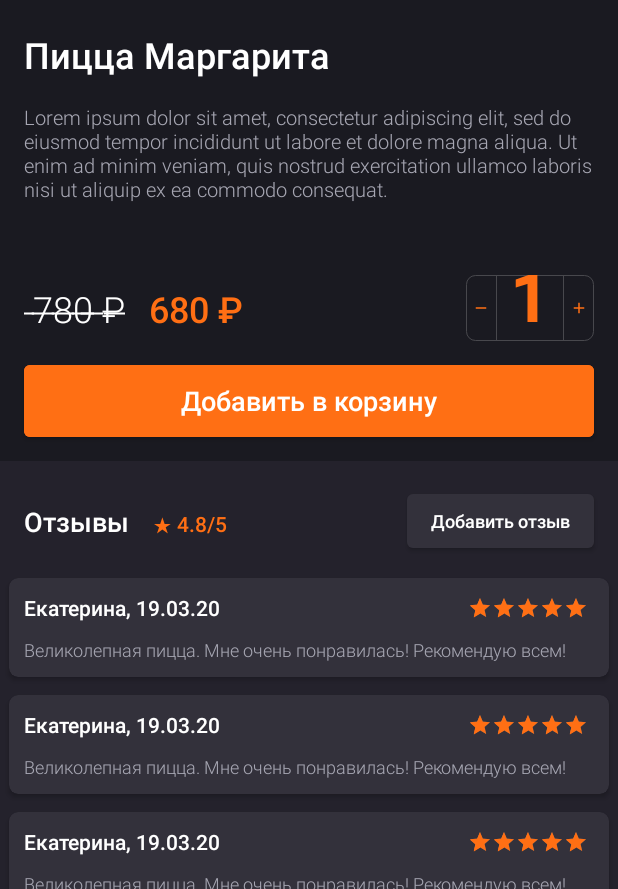
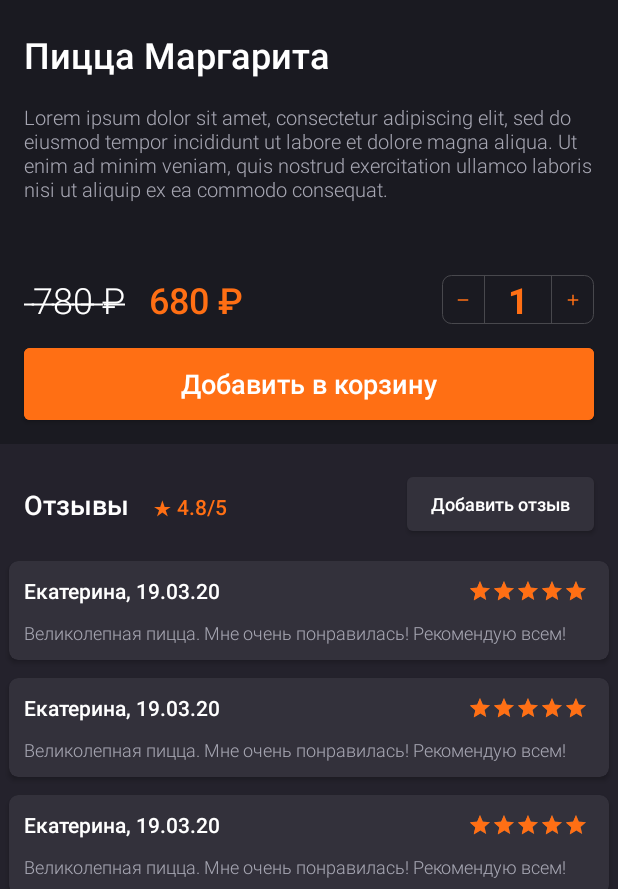
Before and after one commit to 5treetArt/SB-Delivery, an Android app: the layout fragment_dish.xml on its own in the app's theme, with its tools: preview values and no code run, on a phone screen of 412 x 824 dp, the part 347-1236 px from its top. Run offline under Robolectric (Android 15) with nearby library versions, the phone set to English and light mode, and no system bars.

Commit message:
fixed HorizontalNumberPicker

```diff
--- a/app/src/main/java/ru/skillbranch/sbdelivery/ui/custom/HorizontalNumberPicker.kt
+++ b/app/src/main/java/ru/skillbranch/sbdelivery/ui/custom/HorizontalNumberPicker.kt
@@ -7,9 +7,12 @@ import android.graphics.drawable.GradientDrawable
 import android.os.Parcel
 import android.os.Parcelable
 import android.util.AttributeSet
+import android.util.Log
 import android.util.TypedValue
 import android.view.inputmethod.EditorInfo
+import android.widget.EditText
 import android.widget.LinearLayout
+import androidx.annotation.CallSuper
 import androidx.annotation.ColorInt
 import androidx.annotation.DimenRes
 import androidx.annotation.DrawableRes
@@ -33,20 +36,15 @@ class HorizontalNumberPicker @JvmOverloads constructor(
     private var buttonTint = 0
     private var viewBackground: Drawable? = null
     private var borderWidth = -1f
+    private val defaultBorderWidth by lazy { getDimension(R.dimen.hnp_stroke_width).toInt() }
     private var borderColor = 0
+    private val defaultBorderColor by lazy { resources.getColor(android.R.color.darker_gray) }
     private var cornerRadius = 0f
-    private val defaultTextSize by lazy { resources.getDimension(R.dimen.hnp_def_text_size) }
-    private var textSize = 0f
-        get() {
-            field = et_value.textSize
-            return field
-        }
-        set(value) {
-            et_value.setTextSize(TypedValue.COMPLEX_UNIT_PT, value)
-            requestLayout()
-            field = value
-        }
-
+    private val defaultCornerRadius by lazy { getDimension(R.dimen.hnp_corner_radius) }
+    private var dividerWidth = -1f
+    private val defaultDividerWidth by lazy { getDimension(R.dimen.hnp_stroke_width).toInt() }
+    private var textSize = 0
+    private val defaultTextSize by lazy { resources.getDimensionPixelSize(R.dimen.hnp_def_text_size) }
     private var increment = 1
     private var minValue = Int.MIN_VALUE
     private var maxValue = Int.MAX_VALUE
@@ -80,10 +78,10 @@ class HorizontalNumberPicker @JvmOverloads constructor(
     }
 
     private fun defValues(context: Context) {
-        incIcon = context.resources.getDrawable(R.drawable.ic_chevron_right_black_24dp, context.theme)
-        decIcon = context.resources.getDrawable(R.drawable.ic_chevron_left_black_24dp, context.theme)
-        buttonTint = context.resources.getColor(android.R.color.transparent)
-        viewBackground = context.resources.getDrawable(R.color.color_primary, context.theme)
+        incIcon = resources.getDrawable(R.drawable.ic_chevron_right_black_24dp, context.theme)
+        decIcon = resources.getDrawable(R.drawable.ic_chevron_left_black_24dp, context.theme)
+        buttonTint = resources.getColor(android.R.color.transparent)
+        viewBackground = resources.getDrawable(R.color.color_primary, context.theme)
     }
 
     private fun applyAttributes(rawAttrs: AttributeSet?, defStyle: Int) {
@@ -95,7 +93,8 @@ class HorizontalNumberPicker @JvmOverloads constructor(
             buttonTint = a.getColor(R.styleable.HorizontalNumberPicker_hnp_buttonTint, 0)
             borderColor = a.getColor(R.styleable.HorizontalNumberPicker_hnp_borderColor, 0)
             borderWidth = a.getDimension(R.styleable.HorizontalNumberPicker_hnp_borderWidth, -1f)
-            textSize = a.getDimension(R.styleable.HorizontalNumberPicker_hnp_textSize, defaultTextSize)
+            dividerWidth = a.getDimension(R.styleable.HorizontalNumberPicker_hnp_dividerWidth, -1f)
+            textSize = a.getDimensionPixelSize(R.styleable.HorizontalNumberPicker_hnp_textSize, defaultTextSize)
             cornerRadius = a.getDimension(R.styleable.HorizontalNumberPicker_hnp_cornerRadius, -1f)
             value = a.getInt(R.styleable.HorizontalNumberPicker_hnp_value, 1)
             increment = a.getInt(R.styleable.HorizontalNumberPicker_hnp_increment, 1)
@@ -110,31 +109,15 @@ class HorizontalNumberPicker @JvmOverloads constructor(
     }
 
     private fun applyListeners() {
-        //btn_inc.setOnClickListener {
-        //    counterValue = et_value.text.toString().split(' ').first().toFloatOrNull() ?: counterValue
-        //    val old = counterValue
-        //    counterValue += incDecViewIncrement
-        //    context.hideKeyboard(et_value)
-        //    et_value.clearFocus()
-        //    refreshCounter()
-        //    onValueChangedListener?.onValueChange(this, old, counterValue)
-        //}
 
         btn_inc.setOnHoldListener(repeatIntervalMillis, 400L, {
             onValueChangedListener?.onValueChange(this, value)
+            et_value.clearFocus()
         }) { updateCounter(increment) }
 
-        //btn_dec.setOnClickListener {
-        //    counterValue = et_value.text.toString().split(' ').first().toFloatOrNull() ?: counterValue
-        //    val old = counterValue
-        //    counterValue -= incDecViewIncrement
-        //    context.hideKeyboard(et_value)
-        //    et_value.clearFocus()
-        //    refreshCounter()
-        //    onValueChangedListener?.onValueChange(this, old, counterValue)
-        //}
         btn_dec.setOnHoldListener(repeatIntervalMillis, 400L, {
             onValueChangedListener?.onValueChange(this, value)
+            et_value.clearFocus()
         }) { updateCounter(-increment) }
 
         //et_value.addTextChangedListener {
@@ -163,8 +146,9 @@ class HorizontalNumberPicker @JvmOverloads constructor(
             } else false
         }
 
-        et_value.setOnFocusChangeListener { _, hasFocus ->
-            if (hasFocus) et_value.setText("$value")
+        et_value.setOnFocusChangeListener { v, hasFocus ->
+            Log.d("TAG_HNP", "isFocused: $hasFocus")
+            if (hasFocus) (v as EditText).setText("$value")
             else {
                 updateCounter()
                 onValueChangedListener?.onValueChange(this, value)
@@ -173,6 +157,8 @@ class HorizontalNumberPicker @JvmOverloads constructor(
     }
 
     private fun applyValues() {
+        et_value.setTextSize(TypedValue.COMPLEX_UNIT_PX, textSize.toFloat())
+        requestLayout()
         if (incIcon != null) btn_inc.setImageDrawable(incIcon)
         if (decIcon != null) btn_dec.setImageDrawable(decIcon)
         if (viewBackground != null) root_view.background = viewBackground
@@ -180,17 +166,22 @@ class HorizontalNumberPicker @JvmOverloads constructor(
             btn_inc.imageTintList = ColorStateList.valueOf(buttonTint)
             btn_dec.imageTintList = ColorStateList.valueOf(buttonTint)
         }
+
+        //TODO make borderBuilder?
         if (borderWidth != -1f) applyBorder(width = borderWidth)
         if (borderColor != 0) applyBorder(color = borderColor)
+        if (cornerRadius != 0f) applyBorder(radius = cornerRadius)
+        if (dividerWidth != -1f) setSelectionDividerWidth(dividerWidth)
+
         if (valueColor != 0) et_value.setTextColor(valueColor)
         updateUi()
     }
 
     private fun updateCounter(append: Int = 0) {
+        Log.d("TAG_HNP", "val updating")
         value = et_value.text.toString().toIntOrNull() ?: value
         value += append
         context.hideKeyboard(et_value)
-        et_value.clearFocus()
         updateUi()
     }
 
@@ -268,6 +259,7 @@ class HorizontalNumberPicker @JvmOverloads constructor(
     fun setBorderColor(@ColorInt color: Int) {
         borderColor = color
         applyBorder(color = color)
+        if (dividerWidth != -1f) setSelectionDividerWidth(dividerWidth)
     }
 
 
@@ -276,20 +268,9 @@ class HorizontalNumberPicker @JvmOverloads constructor(
         width: Float = borderWidth,
         radius: Float = cornerRadius
     ) {
-
-        val newColor = if (color != 0) color else resources.getColor(android.R.color.darker_gray)
-        val newWidth = if (width != -1f) width.toInt() else getDimension(R.dimen.hnp_stroke_width).toInt()
-        val newRadius = if (width != -1f) radius else getDimension(R.dimen.hnp_corner_radius)
-
-        with (divider_left) {
-            layoutParams = layoutParams.apply { this.width = newWidth }
-            setBackgroundColor(newColor)
-        }
-
-        with (divider_right) {
-            layoutParams = layoutParams.apply { this.width = newWidth }
-            setBackgroundColor(newColor)
-        }
+        val newColor = if (color != 0) color else defaultBorderColor
+        val newWidth = if (width != -1f) width.toInt() else defaultBorderWidth
+        val newRadius = if (width != -1f) radius else defaultCornerRadius
 
         root_view?.background = GradientDrawable().apply {
             cornerRadius = newRadius
@@ -356,12 +337,24 @@ class HorizontalNumberPicker @JvmOverloads constructor(
     }
 
 
-    fun setSelectionDividerWidth(height: Int) {
-        throw RuntimeException("Stub!")
+    fun setSelectionDividerWidth(width: Float) {
+        dividerWidth = width
+        val color = if (borderColor != 0) borderColor else defaultBorderColor
+        with (divider_left) {
+            layoutParams = layoutParams.apply { this.width = width.toInt() }
+            setBackgroundColor(color)
+        }
+
+        with (divider_right) {
+            layoutParams = layoutParams.apply { this.width = width.toInt() }
+            setBackgroundColor(color)
+        }
+        requestLayout()
+        invalidate()
     }
 
-    fun getSelectionDividerWidth(): Int {
-        throw RuntimeException("Stub!")
+    fun getSelectionDividerWidth(): Float {
+        return dividerWidth
     }
 
     fun setTextColor(@ColorInt color: Int) {
@@ -381,8 +374,14 @@ class HorizontalNumberPicker @JvmOverloads constructor(
         return valueColor
     }
 
-    fun setTextSize(type: Int, size: Float) {
+    fun setTextSize(size: Float) {
+        et_value.setTextSize(TypedValue.COMPLEX_UNIT_SP, size)
+        //textSize = et_value.textSize
+        requestLayout()
+    }
 
+    fun getTextSize(): Float {
+        return et_value.textSize
     }
 
 
@@ -416,6 +415,7 @@ class HorizontalNumberPicker @JvmOverloads constructor(
 
     interface OnValueChangeListener {
 
+        @CallSuper
         fun onValueChange(view: HorizontalNumberPicker, oldValue: Int, newValue: Int) {
             onValueChange(view, newValue)
         }
--- a/app/src/main/java/ru/skillbranch/sbdelivery/ui/custom/spans/LeftDrawableSpan.kt
+++ b/app/src/main/java/ru/skillbranch/sbdelivery/ui/custom/spans/LeftDrawableSpan.kt
@@ -58,7 +58,7 @@ class LeftDrawableSpan(
         fm: Paint.FontMetricsInt?
     ): Int {
         if (fm != null) {
-            iconSize = fm.descent - fm.ascent //fontSize
+            iconSize = (paint.descent() - paint.ascent()).toInt() //fm.descent - fm.ascent //fontSize
             drawable.setBounds(0, 0, iconSize, iconSize)
         }
         textWidth = paint.measureText(text.toString(), start, end)
--- a/app/src/main/res/layout/fragment_dish.xml
+++ b/app/src/main/res/layout/fragment_dish.xml
@@ -107,7 +107,7 @@
         <ru.skillbranch.sbdelivery.ui.custom.HorizontalNumberPicker
             android:id="@+id/picker"
             android:layout_width="wrap_content"
-            android:layout_height="44dp"
+            android:layout_height="wrap_content"
             android:layout_marginTop="@dimen/spacing_huge_32"
             android:layout_marginEnd="@dimen/spacing_normal_16"
             app:layout_constraintEnd_toEndOf="parent"
@@ -116,9 +116,11 @@
             app:hnp_decIcon="@drawable/ic_remove_black_12dp"
             app:hnp_incIcon="@drawable/ic_add_black_12dp"
             app:hnp_buttonTint="?attr/colorSurface"
-            app:hnp_textSize="14sp"
+            app:hnp_textSize="@dimen/font_huge_24"
             app:hnp_borderWidth="1dp"
+            app:hnp_dividerWidth="1dp"
             app:hnp_cornerRadius="6dp"
+            app:hnp_minValue="1"
             app:hnp_borderColor="@color/color_divider2"
             app:hnp_textColor="?attr/colorSurface"/>
 
--- a/app/src/main/res/layout/layout_counter_view.xml
+++ b/app/src/main/res/layout/layout_counter_view.xml
@@ -1,10 +1,10 @@
 <?xml version="1.0" encoding="utf-8"?>
 <androidx.constraintlayout.widget.ConstraintLayout xmlns:android="http://schemas.android.com/apk/res/android"
+    xmlns:app="http://schemas.android.com/apk/res-auto"
     xmlns:tools="http://schemas.android.com/tools"
-        xmlns:app="http://schemas.android.com/apk/res-auto"
     android:id="@+id/root_view"
     android:layout_width="wrap_content"
-        android:layout_height="match_parent"
+    android:layout_height="wrap_content"
     android:background="@color/color_primary_dark"
     android:focusable="true"
     android:focusableInTouchMode="true">
@@ -12,16 +12,18 @@
     <ImageButton
         android:id="@+id/btn_dec"
         android:layout_width="wrap_content"
-            android:layout_height="match_parent"
+        android:layout_height="wrap_content"
         android:layout_gravity="center_vertical"
+        android:layout_margin="@dimen/spacing_tiny_4"
+        android:background="@android:color/transparent"
         android:padding="@dimen/spacing_tiny_4"
         android:src="@drawable/ic_chevron_left_black_24dp"
-            android:background="@android:color/transparent"
-            app:layout_constraintTop_toTopOf="parent"
         app:layout_constraintBottom_toBottomOf="parent"
         app:layout_constraintLeft_toLeftOf="parent"
-            app:layout_constraintLeft_toRightOf="@id/divider_left"/>
+        app:layout_constraintRight_toLeftOf="@id/divider_left"
+        app:layout_constraintTop_toTopOf="parent" />
 
+    <!--TODO IMPROVEMENT: Add views programmatically and calculate its size-->
     <View
         android:id="@+id/divider_left"
         android:layout_width="0dp"
@@ -31,28 +33,27 @@
         app:layout_constraintLeft_toRightOf="@id/btn_dec"
         app:layout_constraintRight_toLeftOf="@id/et_value"/>
 
-    <!--TODO IMPROVEMENT: Add views programmatically and calculate its size-->
     <EditText
         android:id="@+id/et_value"
         android:layout_width="wrap_content"
         android:layout_height="wrap_content"
+        android:layout_gravity="center"
+        android:background="@null"
+        android:focusable="true"
+        android:focusableInTouchMode="true"
+        android:gravity="center"
+        android:imeOptions="actionDone"
+        android:inputType="number|numberDecimal"
         android:minWidth="44dp"
+        android:singleLine="true"
         android:textAppearance="?android:attr/textAppearanceSmall"
         android:textStyle="bold"
-            android:gravity="center"
-            android:layout_gravity="center"
-            android:background="@null"
-            android:singleLine="true"
-            android:imeOptions="actionDone"
-            android:inputType="number|numberDecimal"
-            android:focusable="true"
-            android:focusableInTouchMode="true"
         app:layout_constraintTop_toTopOf="parent"
         app:layout_constraintBottom_toBottomOf="parent"
         app:layout_constraintLeft_toRightOf="@id/divider_left"
         app:layout_constraintRight_toLeftOf="@id/divider_right"
         tools:text="1"
-            tools:textColor="@android:color/white"/>
+        tools:textColor="@android:color/white" />
 
     <View
         android:id="@+id/divider_right"
@@ -61,19 +62,20 @@
         app:layout_constraintTop_toTopOf="parent"
         app:layout_constraintBottom_toBottomOf="parent"
         app:layout_constraintLeft_toRightOf="@id/et_value"
-        app:layout_constraintRight_toLeftOf="@id/btn_inc"/>
+        app:layout_constraintRight_toLeftOf="@id/btn_inc" />
 
     <ImageButton
         android:id="@+id/btn_inc"
         android:layout_width="wrap_content"
-            android:layout_height="match_parent"
+        android:layout_height="wrap_content"
         android:layout_gravity="center_vertical"
+        android:layout_margin="@dimen/spacing_tiny_4"
+        android:background="@android:color/transparent"
         android:padding="@dimen/spacing_tiny_4"
         android:src="@drawable/ic_chevron_right_black_24dp"
-            android:background="@android:color/transparent"
-            app:layout_constraintTop_toTopOf="parent"
         app:layout_constraintBottom_toBottomOf="parent"
+        app:layout_constraintLeft_toRightOf="@id/divider_right"
         app:layout_constraintRight_toRightOf="parent"
-            app:layout_constraintLeft_toRightOf="@id/divider_right"/>
+        app:layout_constraintTop_toTopOf="parent" />
 
 </androidx.constraintlayout.widget.ConstraintLayout>
```
Also changed, not shown: app/src/main/java/ru/skillbranch/sbdelivery/ui/screens/dish/DishFragment.kt (+6 -7 lines), app/src/main/res/values/attrs.xml (+5 -4 lines). Lines whose indentation alone changed are shown as unchanged.
